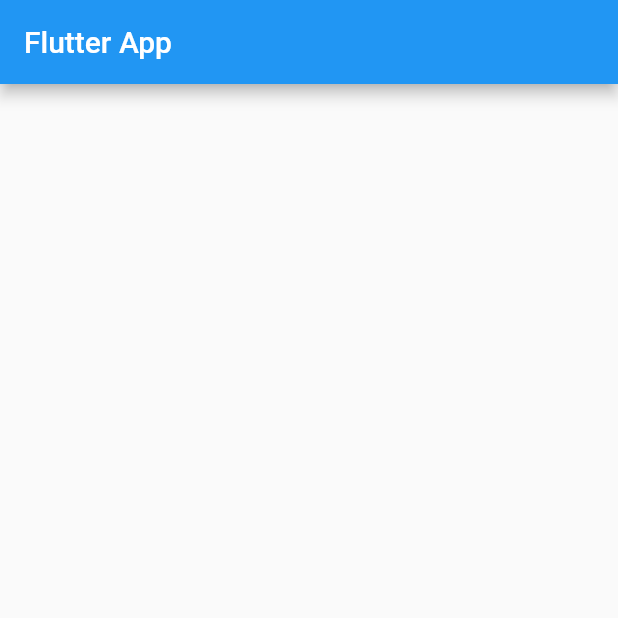
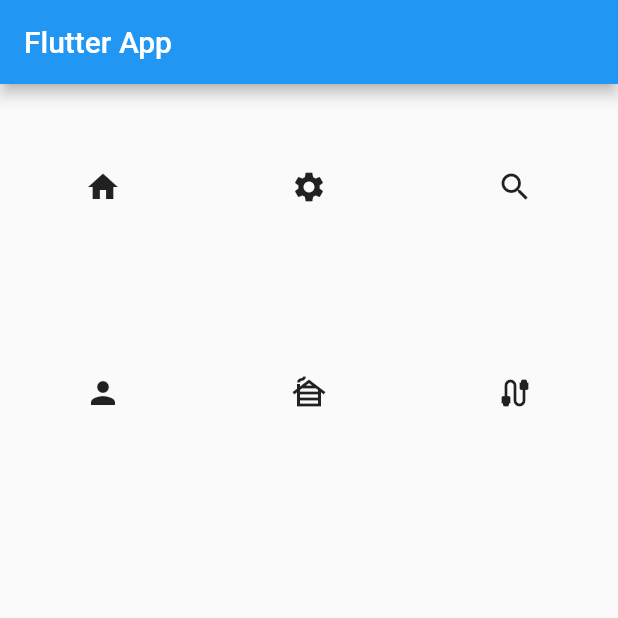
Before and after one commit to chengang7/FlutterProjectStudy, a Flutter app: the screen it shows after launch, on a phone screen of 412 x 824 dp, the top half of it. Run offline on Flutter 3.47's test engine with Material 2 defaults, Android fonts, the phone set to English and light mode, and no system bars.

```diff
--- a/flutter_app02/lib/main.dart
+++ b/flutter_app02/lib/main.dart
@@ -8,18 +8,28 @@ void main() {
       appBar: AppBar(
         title: const Text("Flutter App"),
       ),
-      body: const MyHomePage(),
+      body: const GridViewCount(),
     ),
   ));
 }
 
-class MyHomePage extends StatelessWidget {
-  const MyHomePage({super.key});
+//使用gridview.count实现网格布局
+class GridViewCount extends StatelessWidget {
+  const GridViewCount({super.key});
+
   @override
   Widget build(BuildContext context) {
-    return SizedBox(
-      height: 120,
-      child: ListView(),
+    return GridView.count(
+      //一行widget的数量
+      crossAxisCount: 3,
+      children: const [
+        Icon(Icons.home),
+        Icon(Icons.settings),
+        Icon(Icons.search),
+        Icon(Icons.person),
+        Icon(Icons.cabin),
+        Icon(Icons.cable),
+      ],
     );
   }
 }
```
Also changed, not shown: flutter_app02/lib/main07_GridView使用.dart (added, +89 -0 lines).
